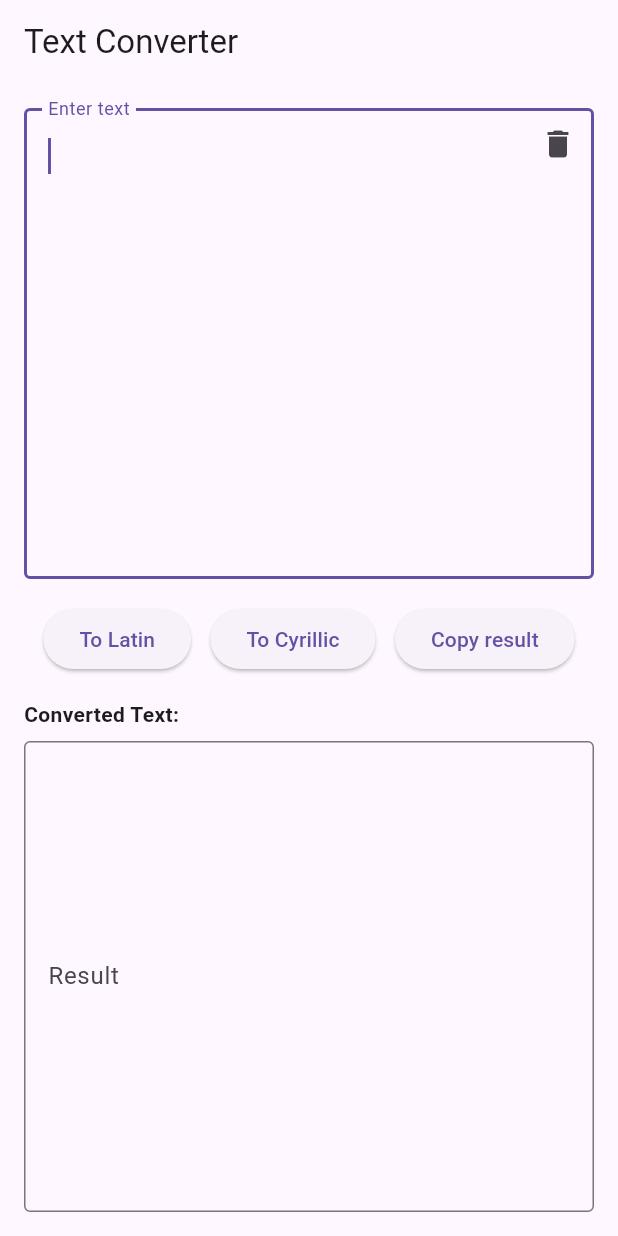
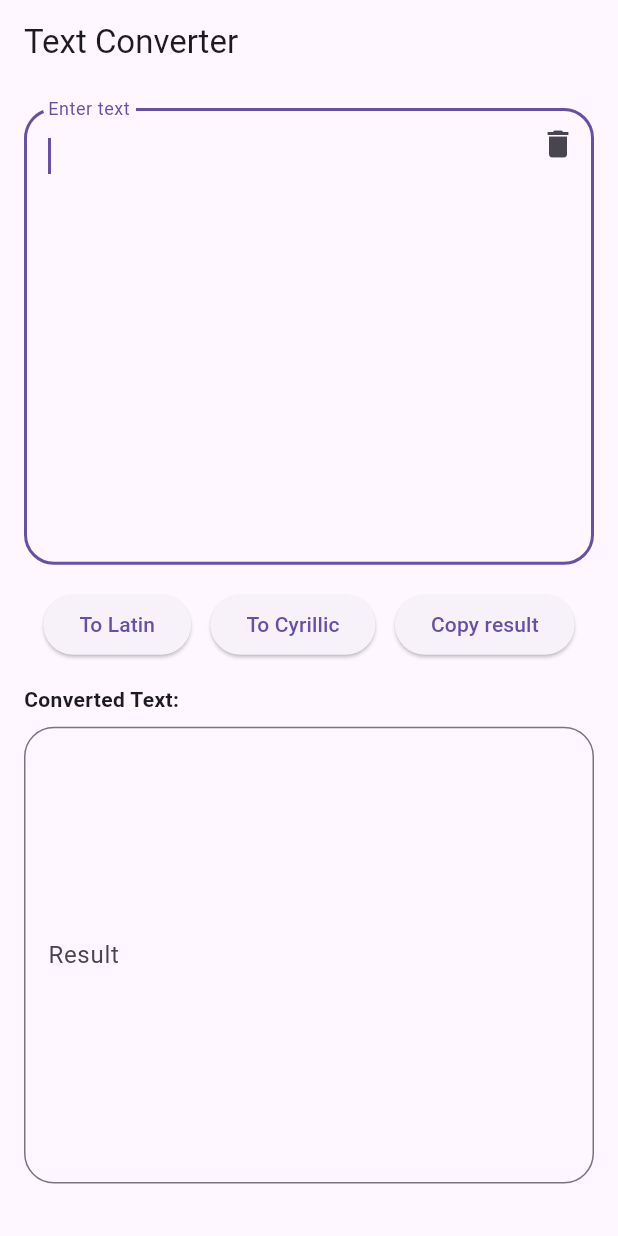
Before and after one commit to Saidmirzo/latin_to_krill, a Flutter app: the screen it shows after launch, after a tap on "To Cyrillic", on a phone screen of 412 x 824 dp. Run offline on Flutter 3.47's test engine with Material 3 defaults, Android fonts, the phone set to English and light mode, and no system bars.

Commit message:
added splash screen and edited logo for android and ios ad fied converte logic

```diff
--- a/lib/converter.dart
+++ b/lib/converter.dart
@@ -70,10 +70,8 @@ class Converter {
       'я': 'ya',
     };
 
-    final String result = input
-        .split('')
-        .map((char) => cyrillicToLatinMap[char] ?? ' ')
-        .join('');
+    final String result =
+        input.split('').map((char) => cyrillicToLatinMap[char] ?? ' ').join('');
     return result;
   }
 
@@ -147,8 +145,37 @@ class Converter {
       'yu': 'ю',
       'ya': 'я',
     };
-    final String result =
-        input.split('').map((char) => latinToCyrillicMap[char] ?? ' ').join('');
-    return result;
+    StringBuffer output = StringBuffer();
+    int i = 0;
+
+    while (i < input.length) {
+      // Check for two-character digraphs first
+      if (i + 1 < input.length) {
+        String twoChar = input.substring(i, i + 2);
+        if (latinToCyrillicMap.containsKey(twoChar)) {
+          output.write(latinToCyrillicMap[twoChar]);
+          i += 2;
+          continue;
+        }
+      }
+
+      // Check for single-character mappings
+      String oneChar = input[i];
+      if (latinToCyrillicMap.containsKey(oneChar)) {
+        output.write(latinToCyrillicMap[oneChar]);
+      } else {
+        output.write(oneChar); // If not in map, keep the character as is
+      }
+      i++;
+    }
+
+    return output.toString();
   }
+
+  // String latinToCyrillic(String input) {
+
+  //   final String result =
+  //       input.split('').map((char) => latinToCyrillicMap[char] ?? ' ').join('');
+  //   return result;
+  // }
 }
--- a/lib/main.dart
+++ b/lib/main.dart
@@ -1,11 +1,5 @@
-import 'dart:convert';
-
-import 'package:flutter/cupertino.dart';
 import 'package:flutter/material.dart';
-import 'package:flutter/rendering.dart';
-import 'package:flutter/services.dart';
-import 'package:flutter/widgets.dart';
-import 'package:latin_to_ktill/converter.dart';
+import 'package:latin_to_ktill/splash_screen.dart';
 
 void main() {
   runApp(const TextConverterApp());
@@ -18,134 +12,7 @@ class TextConverterApp extends StatelessWidget {
   Widget build(BuildContext context) {
     return const MaterialApp(
       title: "LatinToKrill",
-      home: TextConverterScreen(),
+      home: SplashScreen(),
     );
   }
 }
-
-class TextConverterScreen extends StatefulWidget {
-  const TextConverterScreen({super.key});
-
-  @override
-  // ignore: library_private_types_in_public_api
-  _TextConverterScreenState createState() => _TextConverterScreenState();
-}
-
-class _TextConverterScreenState extends State<TextConverterScreen> {
-  final TextEditingController _controller = TextEditingController();
-
-  final TextEditingController resultController = TextEditingController();
-
-  String _convertedText = "";
-  Converter converter = Converter();
-
-  void _convertToLatin() {
-    setState(() {
-      resultController.text = converter.cyrillicToLatin(_controller.text);
-    });
-  }
-
-  void _convertToCyrillic() {
-    setState(() {
-      resultController.text = converter.latinToCyrillic(_controller.text);
-    });
-  }
-
-  void _copyToClipboard() {
-    if (resultController.text.isNotEmpty) {
-      Clipboard.setData(ClipboardData(text: resultController.text));
-      ScaffoldMessenger.of(context).showSnackBar(
-        const SnackBar(content: Text('Copied to Clipboard')),
-      );
-    } else {
-      ScaffoldMessenger.of(context).showSnackBar(
-        const SnackBar(content: Text('Result is empty')),
-      );
-    }
-  }
-
-  void _clearAll() {
-    _controller.clear();
-    resultController.clear();
-  }
-
-  @override
-  Widget build(BuildContext context) {
-    return Scaffold(
-      appBar: AppBar(
-        title: const Text('Text Converter'),
-      ),
-      body: Padding(
-        padding: const EdgeInsets.all(16.0),
-        child: Stack(
-          children: [
-            Column(
-              crossAxisAlignment: CrossAxisAlignment.start,
-              children: [
-                Expanded(
-                  child: TextField(
-                    controller: _controller,
-                    textAlignVertical: TextAlignVertical.top,
-                    maxLines: null,
-                    expands: true,
-                    autofocus: true,
-                    decoration: const InputDecoration(
-                      labelText: 'Enter text',
-                      border: OutlineInputBorder(),
-                    ),
-                  ),
-                ),
-                const SizedBox(height: 16),
-                Row(
-                  mainAxisAlignment: MainAxisAlignment.spaceEvenly,
-                  children: [
-                    ElevatedButton(
-                      onPressed: _convertToLatin,
-                      child: const Text('To Latin'),
-                    ),
-                    ElevatedButton(
-                      onPressed: _convertToCyrillic,
-                      child: const Text('To Cyrillic'),
-                    ),
-                    ElevatedButton(
-                      onPressed: _copyToClipboard,
-                      child: const Text('Copy result'),
-                    ),
-                  ],
-                ),
-                const SizedBox(height: 16),
-                const Text(
-                  'Converted Text:',
-                  style: TextStyle(fontWeight: FontWeight.bold),
-                ),
-                const SizedBox(height: 8),
-                Expanded(
-                  child: TextField(
-                    controller: resultController,
-                    textAlign: TextAlign.start,
-                    textAlignVertical: TextAlignVertical.top,
-                    readOnly: true,
-                    maxLines: null,
-                    expands: true,
-                    decoration: const InputDecoration(
-                      labelText: 'Result',
-                      floatingLabelBehavior: FloatingLabelBehavior.auto,
-                      border: OutlineInputBorder(),
-                    ),
-                  ),
-                ),
-              ],
-            ),
-            Align(
-              alignment: Alignment.topRight,
-              child: IconButton(
-                onPressed: _clearAll,
-                icon: const Icon(Icons.delete),
-              ),
-            ),
-          ],
-        ),
-      ),
-    );
-  }
-}
--- /dev/null
+++ b/lib/splash_screen.dart
@@ -0,0 +1,68 @@
+import 'package:flutter/material.dart';
+import 'package:latin_to_ktill/text_convert_screen.dart';
+
+class SplashScreen extends StatefulWidget {
+  const SplashScreen({super.key});
+
+  @override
+  _SplashScreenState createState() => _SplashScreenState();
+}
+
+class _SplashScreenState extends State<SplashScreen>
+    with SingleTickerProviderStateMixin {
+  late AnimationController _controller;
+  late Animation<double> _animation;
+
+  @override
+  void initState() {
+    super.initState();
+
+    _controller = AnimationController(
+      duration: const Duration(seconds: 3),
+      vsync: this,
+    )..forward();
+
+    _animation = CurvedAnimation(
+      parent: _controller,
+      curve: Curves.easeInOut,
+    );
+
+    _controller.addStatusListener((status) {
+      if (status == AnimationStatus.completed) {
+        Navigator.of(context).pushReplacement(
+          MaterialPageRoute(builder: (context) => const TextConverterScreen()),
+        );
+      }
+    });
+  }
+
+  @override
+  void dispose() {
+    _controller.dispose();
+    super.dispose();
+  }
+
+  @override
+  Widget build(BuildContext context) {
+    return Scaffold(
+      body: Center(
+        child: AnimatedBuilder(
+          animation: _animation,
+          builder: (context, child) {
+            return Transform(
+              alignment: Alignment.center,
+              transform: Matrix4.identity()
+                ..scale(1 + _animation.value * 2, 1 + _animation.value * 2, 1)
+                ..rotateY(_animation.value * 3.1416 * 2),
+              child: child,
+            );
+          },
+          child: Image.asset(
+            'assets/logo.png',
+            height: 100,
+          ),
+        ),
+      ),
+    );
+  }
+}
--- /dev/null
+++ b/lib/text_convert_screen.dart
@@ -0,0 +1,134 @@
+import 'package:flutter/material.dart';
+import 'package:flutter/services.dart';
+import 'package:latin_to_ktill/converter.dart';
+
+class TextConverterScreen extends StatefulWidget {
+  const TextConverterScreen({super.key});
+
+  @override
+  // ignore: library_private_types_in_public_api
+  _TextConverterScreenState createState() => _TextConverterScreenState();
+}
+
+class _TextConverterScreenState extends State<TextConverterScreen> {
+  final TextEditingController _controller = TextEditingController();
+
+  final TextEditingController resultController = TextEditingController();
+
+  // String _convertedText = "";
+  Converter converter = Converter();
+
+  void _convertToLatin() {
+    setState(() {
+      resultController.text = converter.cyrillicToLatin(_controller.text);
+    });
+  }
+
+  void _convertToCyrillic() {
+    setState(() {
+      resultController.text = converter.latinToCyrillic(_controller.text);
+    });
+  }
+
+  void _copyToClipboard() {
+    if (resultController.text.isNotEmpty) {
+      Clipboard.setData(ClipboardData(text: resultController.text));
+      ScaffoldMessenger.of(context).showSnackBar(
+        const SnackBar(content: Text('Copied to Clipboard')),
+      );
+    } else {
+      ScaffoldMessenger.of(context).showSnackBar(
+        const SnackBar(content: Text('Result is empty')),
+      );
+    }
+  }
+
+  void _clearAll() {
+    _controller.clear();
+    resultController.clear();
+  }
+
+  @override
+  Widget build(BuildContext context) {
+    return Scaffold(
+      appBar: AppBar(
+        title: const Text('Text Converter'),
+      ),
+      body: Padding(
+        padding: const EdgeInsets.all(16.0).copyWith(bottom: 35),
+        child: Stack(
+          children: [
+            Column(
+              crossAxisAlignment: CrossAxisAlignment.start,
+              children: [
+                Expanded(
+                  child: TextField(
+                    controller: _controller,
+                    textAlignVertical: TextAlignVertical.top,
+                    maxLines: null,
+                    expands: true,
+                    autofocus: true,
+                    decoration: InputDecoration(
+                      labelText: 'Enter text',
+                      border: OutlineInputBorder(
+                        borderRadius: BorderRadius.circular(20),
+                      ),
+                    ),
+                  ),
+                ),
+                const SizedBox(height: 16),
+                Row(
+                  mainAxisAlignment: MainAxisAlignment.spaceEvenly,
+                  children: [
+                    ElevatedButton(
+                      onPressed: _convertToLatin,
+                      child: const Text('To Latin'),
+                    ),
+                    ElevatedButton(
+                      onPressed: _convertToCyrillic,
+                      child: const Text('To Cyrillic'),
+                    ),
+                    ElevatedButton(
+                      onPressed: _copyToClipboard,
+                      child: const Text('Copy result'),
+                    ),
+                  ],
+                ),
+                const SizedBox(height: 16),
+                const Text(
+                  'Converted Text:',
+                  style: TextStyle(fontWeight: FontWeight.bold),
+                ),
+                const SizedBox(height: 8),
+                Expanded(
+                  child: TextField(
+                    controller: resultController,
+                    textAlign: TextAlign.start,
+                    textAlignVertical: TextAlignVertical.top,
+                    readOnly: true,
+                    maxLines: null,
+                    expands: true,
+                    decoration: InputDecoration(
+                      labelText: 'Result',
+                      floatingLabelBehavior: FloatingLabelBehavior.auto,
+                      border: OutlineInputBorder(
+                        borderRadius: BorderRadius.circular(20),
+                      ),
+                    ),
+                  ),
+                ),
+              ],
+            ),
+            Align(
+              alignment: Alignment.topRight,
+              child: IconButton(
+                onPressed: _clearAll,
+                icon: const Icon(Icons.delete),
+              ),
+            ),
+          ],
+        ),
+      ),
+    );
+  }
+}
--- a/pubspec.yaml
+++ b/pubspec.yaml
@@ -54,9 +54,8 @@ flutter:
   # the material Icons class.
   uses-material-design: true
   # To add assets to your application, add an assets section, like this:
-  # assets:
-  #   - images/a_dot_burr.jpeg
-  #   - images/a_dot_ham.jpeg
+  assets:
+    - assets/
   # An image asset can refer to one or more resolution-specific "variants", see
   # https://flutter.dev/assets-and-images/#resolution-aware
   # For details regarding adding assets from package dependencies, see
```
Also changed, not shown: assets/logo.png (added), 33 other files.
